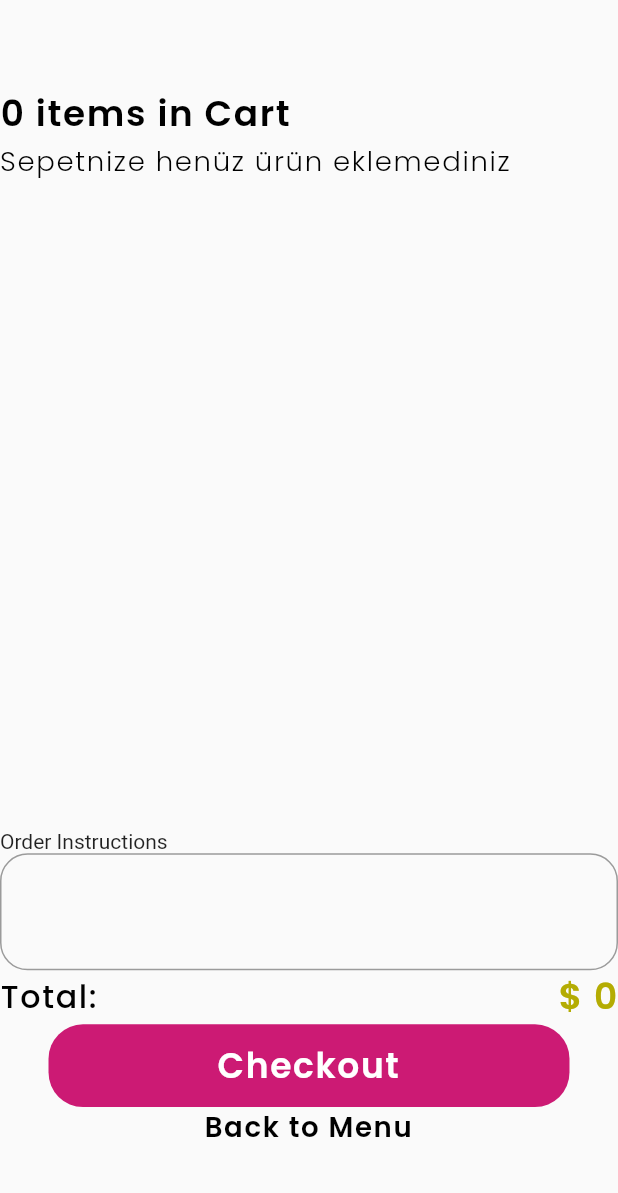
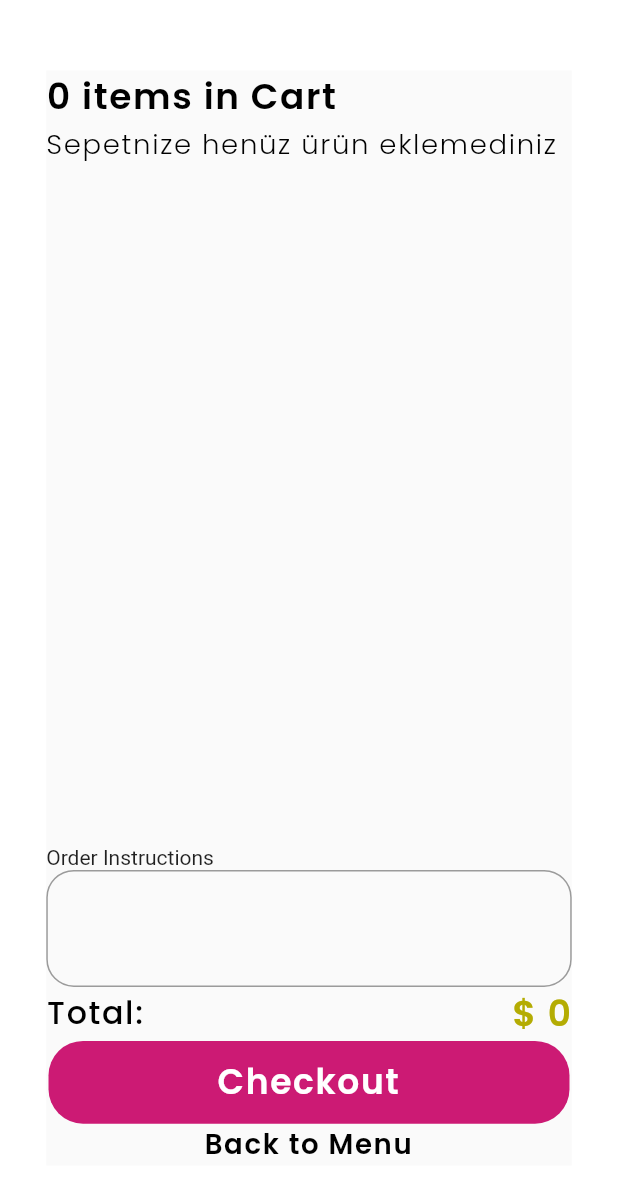
Before and after one commit to Tugcenaz/chopspick, a Flutter app: the BasketPage screen opened directly, after a tap on "Back to Menu", on a phone screen of 412 x 824 dp. Shown: the top 1193 px of the screen. Run offline on Flutter 3.47's test engine with Material 2 defaults, Android fonts, the phone set to English and light mode, and no system bars; drawn by our look-alikes of flutter_bounceable; our stand-ins replace cloud_firestore, firebase_auth, firebase_core, flutter_screenutil, get, google_fonts and 2 more; accounts and stored records are empty.

Commit message:
basket page

```diff
--- a/lib/app/views/basket_page/basket_page.dart
+++ b/lib/app/views/basket_page/basket_page.dart
@@ -1,4 +1,6 @@
 import 'package:chopspick/app/controllers/basket_controller.dart';
+import 'package:chopspick/app/views/bottom_nav_bar.dart';
+import 'package:chopspick/app/views/home_page/home_page.dart';
 import 'package:chopspick/core/constants/constants.dart';
 import 'package:chopspick/core/theme/colors.dart';
 import 'package:chopspick/core/theme/text_styles.dart';
@@ -18,6 +20,8 @@ class BasketPage extends StatefulWidget {
 
 class _BasketPageState extends State<BasketPage> {
   BasketController basketController = Get.find();
+  final TextEditingController _textEditingController = TextEditingController();
+  String? orderNote;
 
   RxInt count = 1.obs;
 
@@ -44,11 +48,11 @@ class _BasketPageState extends State<BasketPage> {
 
   @override
   Widget build(BuildContext context) {
-    return Scaffold(
-      body: Padding(
-        padding: EdgeInsets.symmetric(vertical: 63.0.h),
-        child: Column(
-          mainAxisAlignment: MainAxisAlignment.start,
+    return Padding(
+      padding: EdgeInsets.symmetric(vertical: 51.0.h, horizontal: 31.w),
+      child: Scaffold(
+        body: Column(
+          mainAxisAlignment: MainAxisAlignment.spaceAround,
           crossAxisAlignment: CrossAxisAlignment.start,
           children: [
             Obx(
@@ -56,6 +60,7 @@ class _BasketPageState extends State<BasketPage> {
                 '${getItemsCount().toString()} items in Cart',
                 style: TextStyles.titleBlackTextStyle1(
                     fontSize: 26.sp, fontWeight: FontWeight.w600),
+                textAlign: TextAlign.start,
               ),
             ),
             Obx(
@@ -78,12 +83,15 @@ class _BasketPageState extends State<BasketPage> {
                       ),
               ),
             ),
-            SizedBox(
-              height: 40.h,
-            ),
             const Text('Order Instructions'),
             TextFormField(
-              maxLines: 2,
+              controller: _textEditingController,
+              maxLines: 2,textInputAction: TextInputAction.done,
+              onFieldSubmitted: (String? note) {
+                orderNote = note;
+                debugPrint(orderNote);
+
+              },
               decoration: InputDecoration(
                 border: OutlineInputBorder(
                     borderRadius: BorderRadius.circular(20.sp)),
@@ -124,7 +132,9 @@ class _BasketPageState extends State<BasketPage> {
                       fontWeight: FontWeight.w600, fontSize: 20.sp),
                   textAlign: TextAlign.center,
                 ),
-                onTap: () {},
+                onTap: () {
+                  goToPage(0);
+                },
               ),
             ),
           ],
@@ -135,7 +145,9 @@ class _BasketPageState extends State<BasketPage> {
 
   Widget _buildBasketItemsContainer(int index) {
     return Obx(
-      () => Row(
+      () => Padding(
+        padding: EdgeInsets.symmetric(vertical: 8.0.h),
+        child: Row(
           children: [
             Container(
               width: 121.w,
@@ -182,7 +194,8 @@ class _BasketPageState extends State<BasketPage> {
                     children: [
                       IconButton(
                           onPressed: () {
-                          basketController.decreaseItem(basketController.basketItemList[index].productModel);
+                            basketController.decreaseItem(basketController
+                                .basketItemList[index].productModel);
                           },
                           icon: Image.asset(Constants.pinkDecreaseIcon)),
                       Text(basketController.basketItemList[index].count
@@ -202,6 +215,7 @@ class _BasketPageState extends State<BasketPage> {
             ),
           ],
         ),
+      ),
     );
   }
 }
--- a/lib/app/views/bottom_nav_bar.dart
+++ b/lib/app/views/bottom_nav_bar.dart
@@ -11,7 +11,9 @@ import 'package:persistent_bottom_nav_bar_v2/persistent-tab-view.dart';
 import 'basket_page/basket_page.dart';
 
 PersistentTabController _controller = PersistentTabController(initialIndex: 0);
-
+goToPage(int index){
+  _controller.jumpToTab(index);
+}
 class BottomNavigationPage extends StatelessWidget {
   BottomNavigationPage({Key? key}) : super(key: key);
   RxInt currentIndex = _controller.index.obs;
@@ -38,7 +40,7 @@ List<Widget> _buildScreens() {
   return [
     HomePage(),
     const SearchPage(),
-    BasketPage(),
+    const BasketPage(),
     const ProfilePage(),
   ];
 }
--- a/lib/core/constants/constants.dart
+++ b/lib/core/constants/constants.dart
@@ -11,6 +11,7 @@ class Constants {
   static const cheesePizza = 'assets/images/cheese_pizza.png';
   static const foodDessert = 'assets/images/food_dessert.png';
   static const healthyFood = 'assets/images/healthy_food.png';
+  static const deleteIcon = 'assets/icons/delete.png';
 
   static String profilePhoto =
       'https://s3-alpha-sig.figma.com/img/47ca/00de/47addffa31953d37c466b1dbc9c674e3?Expires=1680480000&Signature=mavcAL4j~NVLMw8e-0K-lWbR~N4oaYBPPhdCALek17daEVB3IewpVjRKp02V7fQhCjxaJVAEFMnwxDeAU9f0xO8HV0jhwCo-9DWPfNceCml3TdaOjVbTZmmNuvAZ9kGO-z9FFw1s~CJO-dm-whV2w8pkrKmAlJp69rz6JqUZxLllNvfzUNHy~FFuvz6AdaS4VTn58EfG3rq9LqYtRDMOF6XEppfC0~ZQPzGYAp6dl6atc0FXV7HWjBveuswZQRke46Fd~vwWLBr~UXqLAxWfe5b3vR7s0mZOG2JZk7Y93MZdMKod9UF3GqE5gvwrx9q9MIeQXv-j5BUCxX5cBmHNCg__&Key-Pair-Id=APKAQ4GOSFWCVNEHN3O4';
```
Also changed, not shown: lib/app/views/home_page/components/products_listview.dart (+10 -4 lines), assets/icons/delete.png (added). Lines whose indentation alone changed are shown as unchanged.
